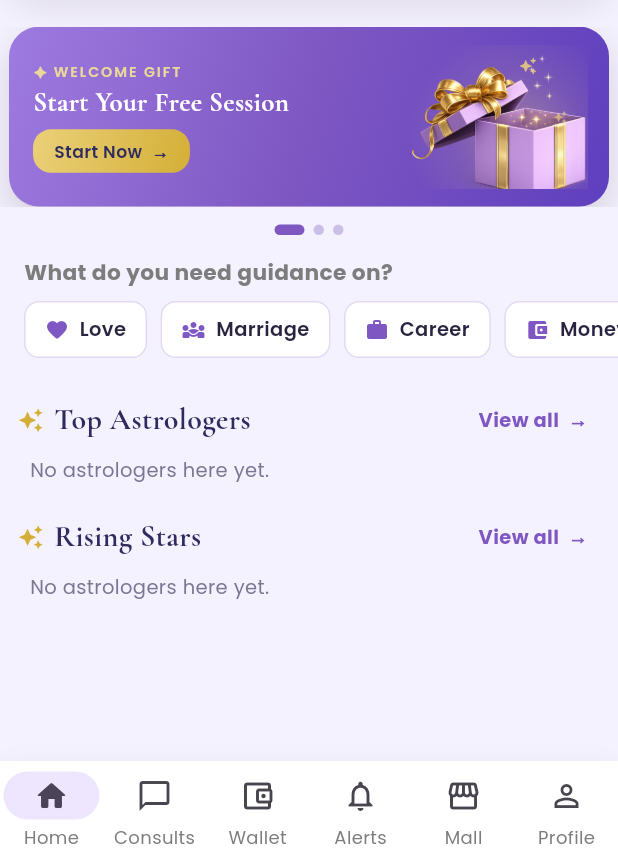
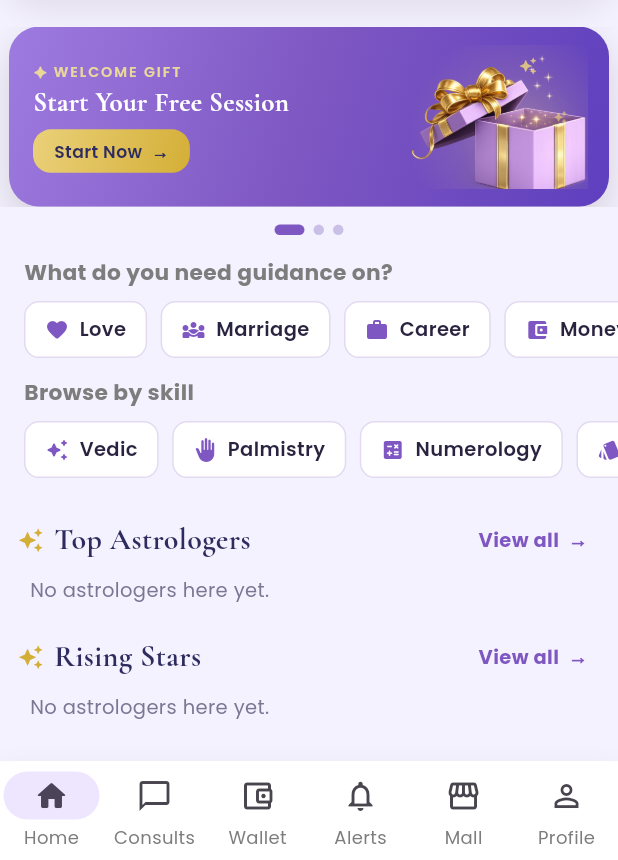
Before and after one commit to aaddrriisshh-dev/Asktro, a Flutter app: the HomeShell screen opened directly, on a phone screen of 412 x 824 dp, the part 376-1236 px from its top. Run offline on Flutter 3.47's test engine with Material 3 defaults, Android fonts, the phone set to English and light mode, and no system bars; our stand-ins replace audioplayers, cached_network_image, camera, cloud_firestore, cloud_functions, connectivity_plus and 19 more; missing offline and left inert: agora_rtc_engine, firebase_app_check, flutter_file_dialog, razorpay_flutter; accounts and stored records are empty.

Commit message:
home: add 'Browse by skill' strip; palm: lift capture button above nav bar
- Second home strip 'Browse by skill': Vedic · Palmistry · Numerology ·
  Tarot · Vastu. 'Vedic' folds in KP + Lal Kitab + Nadi via
  arrayContainsAny on expertise, so no chart-astrologer is hidden; each
  opens a filtered list. Refactored category_screen into a shared
  pill-strip + list screen used by both the need strip and the skill strip.
- watchBySkillTags() repository query (single-field arrayContainsAny, no
  composite index).
- Palm scan: capture button now sits above the system gesture/nav bar
  (was overlapping it in the founder's screenshot).

App-only; rebuild to see. Palmistry tile fills once some astrologers are
tagged with Palmistry (next: tag a few roster personas).

Co-Authored-By: Claude Opus 4.8 <noreply@anthropic.com>
Claude-Session: https://claude.ai/code/session_01WRrriC1w7QS5YfDnWvnAQM

```diff
--- a/apps/customer/lib/features/consultation/palm_scan_screen.dart
+++ b/apps/customer/lib/features/consultation/palm_scan_screen.dart
@@ -182,7 +182,7 @@ class _PalmScanScreenState extends State<PalmScanScreen> with WidgetsBindingObse
           ),
         ),
         Positioned(
-          bottom: 34, left: 0, right: 0,
+          bottom: 28 + MediaQuery.of(context).padding.bottom, left: 0, right: 0,
           child: Center(
             child: GestureDetector(
               onTap: _capturing ? null : _capture,
--- a/apps/customer/lib/features/home/category_screen.dart
+++ b/apps/customer/lib/features/home/category_screen.dart
@@ -5,9 +5,10 @@ import 'package:shared_flutter/shared_flutter.dart';
 import '../../app/providers.dart';
 import '../astrologer/astrologer_card.dart';
 
+// ---- By NEED (topic) --------------------------------------------------------
+
 /// The eight controlled discovery categories (mirror the `specializations` tag
-/// list on the astrologer doc, and the portal picker). Icon + label are display;
-/// `tag` is the stored value queried against.
+/// list on the astrologer doc, and the portal picker).
 class DiscoveryCategory {
   const DiscoveryCategory(this.tag, this.label, this.icon);
   final String tag;
@@ -26,36 +27,70 @@ const kDiscoveryCategories = <DiscoveryCategory>[
   DiscoveryCategory('remedies', 'Remedies', Icons.spa_rounded),
 ];
 
-/// Astrologers (AI + human) carrying a given specialization tag, consultable
-/// first then by rating. autoDispose family so each category streams only while open.
+/// Astrologers (AI + human) carrying a given specialization tag.
 final astrologersBySpecializationProvider =
     StreamProvider.autoDispose.family<List<Astrologer>, String>((ref, tag) {
   return ref.watch(astrologerRepositoryProvider).watchBySpecialization(tag);
 });
 
-/// Full-screen list for one discovery category, reached by tapping a category
-/// chip on the home feed. Reuses [AstrologerCard] so cards look identical to the
-/// rails and search.
-class CategoryScreen extends ConsumerWidget {
-  const CategoryScreen({super.key, required this.category});
-  final DiscoveryCategory category;
+// ---- By SKILL (school) ------------------------------------------------------
+
+/// A browsable skill/school. `tags` are the underlying `expertise` values matched
+/// (a "Vedic" skill folds in KP + Lal Kitab + Nadi so no chart-astrologer is
+/// hidden). Palmistry shows astrologers tagged with it (any school can read palms).
+class SkillCategory {
+  const SkillCategory(this.label, this.icon, this.tags);
+  final String label;
+  final IconData icon;
+  final List<String> tags;
+}
+
+const kSkillCategories = <SkillCategory>[
+  SkillCategory('Vedic', Icons.auto_awesome_rounded,
+      ['Vedic Astrology', 'KP System', 'KP Astrology', 'Lal Kitab', 'Nadi Astrology']),
+  SkillCategory('Palmistry', Icons.back_hand_rounded, ['Palmistry']),
+  SkillCategory('Numerology', Icons.calculate_rounded, ['Numerology']),
+  SkillCategory('Tarot', Icons.style_rounded, ['Tarot']),
+  SkillCategory('Vastu', Icons.home_rounded, ['Vastu', 'Vastu Shastra']),
+];
+
+/// Astrologers matching a skill (keyed by its label; tags looked up internally).
+final astrologersBySkillProvider =
+    StreamProvider.autoDispose.family<List<Astrologer>, String>((ref, label) {
+  final skill = kSkillCategories.firstWhere((s) => s.label == label);
+  return ref.watch(astrologerRepositoryProvider).watchBySkillTags(skill.tags);
+});
+
+// ---- Shared list screen -----------------------------------------------------
+
+/// Full-screen filtered astrologer list, reached by tapping a need/skill pill.
+/// Reuses [AstrologerCard] so cards look identical to the rails and search.
+class _AstrologerListScreen extends StatelessWidget {
+  const _AstrologerListScreen({
+    required this.title,
+    required this.icon,
+    required this.provider,
+    required this.emptyLabel,
+  });
+  final String title;
+  final IconData icon;
+  final ProviderListenable<AsyncValue<List<Astrologer>>> provider;
+  final String emptyLabel;
 
   @override
-  Widget build(BuildContext context, WidgetRef ref) {
-    final async = ref.watch(astrologersBySpecializationProvider(category.tag));
-    final bottom = AppSpacing.lg + MediaQuery.of(context).padding.bottom;
+  Widget build(BuildContext context) {
     return Scaffold(
       appBar: AppBar(
-        title: Row(
-          mainAxisSize: MainAxisSize.min,
-          children: [
-            Icon(category.icon, size: 20),
+        title: Row(mainAxisSize: MainAxisSize.min, children: [
+          Icon(icon, size: 20),
           const SizedBox(width: 8),
-            Text(category.label),
-          ],
+          Text(title),
+        ]),
       ),
-      ),
-      body: async.when(
+      body: Consumer(builder: (context, ref, _) {
+        final async = ref.watch(provider);
+        final bottom = AppSpacing.lg + MediaQuery.of(context).padding.bottom;
+        return async.when(
           loading: () => ListView.builder(
             padding: EdgeInsets.fromLTRB(AppSpacing.lg, AppSpacing.lg, AppSpacing.lg, bottom),
             itemCount: 5,
@@ -70,11 +105,7 @@ class CategoryScreen extends ConsumerWidget {
             message: 'Please check your connection and try again.',
           ),
           data: (list) => list.isEmpty
-            ? EmptyState(
-                icon: category.icon,
-                title: 'No ${category.label.toLowerCase()} astrologers yet',
-                message: 'Try another category or browse all astrologers.',
-              )
+              ? EmptyState(icon: icon, title: emptyLabel, message: 'Try another category or browse all astrologers.')
               : ListView.builder(
                   padding: EdgeInsets.fromLTRB(AppSpacing.lg, AppSpacing.lg, AppSpacing.lg, bottom),
                   itemCount: list.length,
@@ -83,14 +114,15 @@ class CategoryScreen extends ConsumerWidget {
                     child: AstrologerCard(astrologer: list[i]),
                   ),
                 ),
-      ),
+        );
+      }),
     );
   }
 }
 
-/// A compact, horizontally-scrolling STRIP of category pills for the home feed —
-/// "find an astrologer by what you need". A single low row (icon + label inline),
-/// space-efficient and clean. Each opens the matching [CategoryScreen].
+// ---- Home strips ------------------------------------------------------------
+
+/// Compact horizontal pill strips for the home feed: one by NEED, one by SKILL.
 class CategoryRow extends StatelessWidget {
   const CategoryRow({super.key});
 
@@ -99,19 +131,70 @@ class CategoryRow extends StatelessWidget {
     return Column(
       crossAxisAlignment: CrossAxisAlignment.start,
       children: [
-        const Padding(
-          padding: EdgeInsets.fromLTRB(AppSpacing.lg, 4, AppSpacing.lg, 9),
-          child: Text('What do you need guidance on?',
-              style: TextStyle(fontSize: 14.5, fontWeight: FontWeight.w700)),
+        _PillStrip(
+          heading: 'What do you need guidance on?',
+          pills: [
+            for (final c in kDiscoveryCategories)
+              _PillData(c.icon, c.label, () => _open(context,
+                  title: c.label, icon: c.icon, emptyLabel: 'No ${c.label.toLowerCase()} astrologers yet',
+                  provider: astrologersBySpecializationProvider(c.tag))),
+          ],
+        ),
+        const SizedBox(height: 10),
+        _PillStrip(
+          heading: 'Browse by skill',
+          pills: [
+            for (final s in kSkillCategories)
+              _PillData(s.icon, s.label, () => _open(context,
+                  title: s.label, icon: s.icon, emptyLabel: 'No ${s.label} astrologers yet',
+                  provider: astrologersBySkillProvider(s.label))),
+          ],
+        ),
+      ],
+    );
+  }
+
+  void _open(BuildContext context, {
+    required String title,
+    required IconData icon,
+    required String emptyLabel,
+    required ProviderListenable<AsyncValue<List<Astrologer>>> provider,
+  }) {
+    Navigator.of(context).push(MaterialPageRoute(
+      builder: (_) => _AstrologerListScreen(title: title, icon: icon, provider: provider, emptyLabel: emptyLabel),
+    ));
+  }
+}
+
+class _PillData {
+  const _PillData(this.icon, this.label, this.onTap);
+  final IconData icon;
+  final String label;
+  final VoidCallback onTap;
+}
+
+class _PillStrip extends StatelessWidget {
+  const _PillStrip({required this.heading, required this.pills});
+  final String heading;
+  final List<_PillData> pills;
+
+  @override
+  Widget build(BuildContext context) {
+    return Column(
+      crossAxisAlignment: CrossAxisAlignment.start,
+      children: [
+        Padding(
+          padding: const EdgeInsets.fromLTRB(AppSpacing.lg, 4, AppSpacing.lg, 9),
+          child: Text(heading, style: const TextStyle(fontSize: 14.5, fontWeight: FontWeight.w700)),
         ),
         SizedBox(
           height: 38,
           child: ListView.separated(
             scrollDirection: Axis.horizontal,
             padding: const EdgeInsets.symmetric(horizontal: AppSpacing.lg),
-            itemCount: kDiscoveryCategories.length,
+            itemCount: pills.length,
             separatorBuilder: (_, __) => const SizedBox(width: 9),
-            itemBuilder: (_, i) => _CategoryPill(category: kDiscoveryCategories[i]),
+            itemBuilder: (_, i) => _Pill(data: pills[i]),
           ),
         ),
       ],
@@ -119,9 +202,9 @@ class CategoryRow extends StatelessWidget {
   }
 }
 
-class _CategoryPill extends StatelessWidget {
-  const _CategoryPill({required this.category});
-  final DiscoveryCategory category;
+class _Pill extends StatelessWidget {
+  const _Pill({required this.data});
+  final _PillData data;
 
   @override
   Widget build(BuildContext context) {
@@ -132,8 +215,7 @@ class _CategoryPill extends StatelessWidget {
       borderRadius: BorderRadius.circular(10),
       child: InkWell(
         borderRadius: BorderRadius.circular(10),
-        onTap: () => Navigator.of(context)
-            .push(MaterialPageRoute(builder: (_) => CategoryScreen(category: category))),
+        onTap: data.onTap,
         child: Container(
           padding: const EdgeInsets.symmetric(horizontal: 13, vertical: 8),
           decoration: BoxDecoration(
@@ -143,10 +225,9 @@ class _CategoryPill extends StatelessWidget {
           child: Row(
             mainAxisSize: MainAxisSize.min,
             children: [
-              Icon(category.icon, size: 16, color: purple),
+              Icon(data.icon, size: 16, color: purple),
               const SizedBox(width: 7),
-              Text(category.label,
-                  style: const TextStyle(fontSize: 13, fontWeight: FontWeight.w600, color: ink)),
+              Text(data.label, style: const TextStyle(fontSize: 13, fontWeight: FontWeight.w600, color: ink)),
             ],
           ),
         ),
```
Also changed, not shown: apps/customer/lib/data/repositories.dart (+16 -0 lines). Lines whose indentation alone changed are shown as unchanged.
